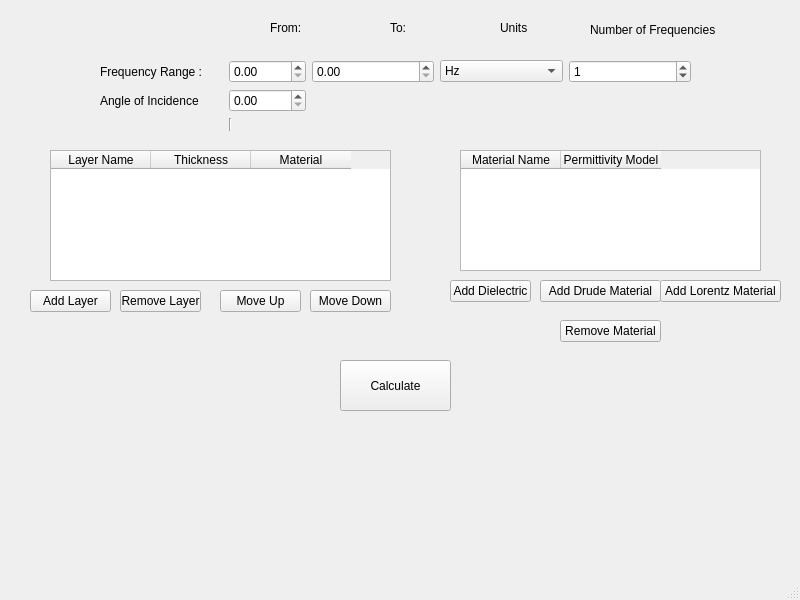
First picture: the form in mainwindow.ui, repository mahar/TransferMatrixGUI, before the edit.
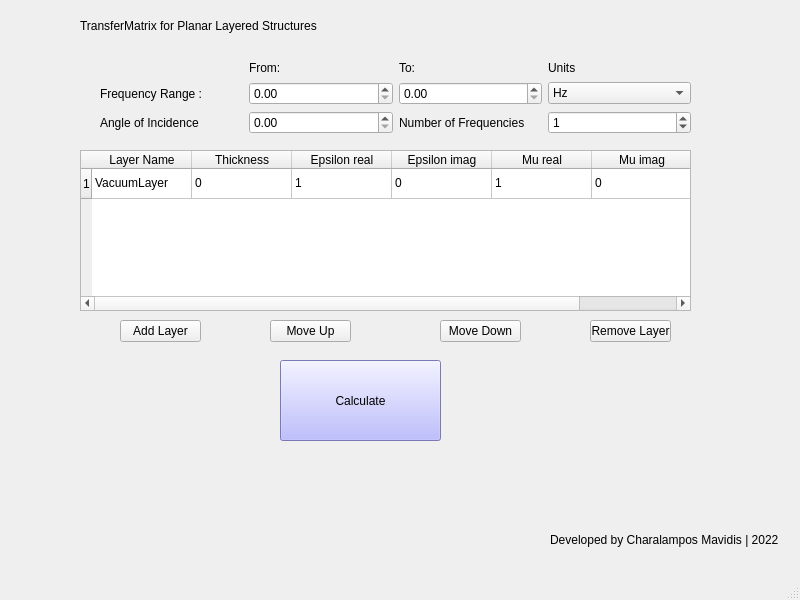
Second picture: the form after the edit.

What changed in the file:
```diff
--- a/mainwindow.ui
+++ b/mainwindow.ui
@@ -20,11 +20,31 @@
       <x>100</x>
       <y>60</y>
       <width>591</width>
-      <height>71</height>
+      <height>74</height>
      </rect>
     </property>
     <layout class="QGridLayout" name="gridLayout">
-     <item row="0" column="5">
+     <item row="2" column="4">
+      <widget class="QLabel" name="label">
+       <property name="text">
+        <string>Number of Frequencies</string>
+       </property>
+      </widget>
+     </item>
+     <item row="1" column="4">
+      <widget class="QDoubleSpinBox" name="FreqEnd">
+       <property name="maximum">
+        <double>99999999.989999994635582</double>
+       </property>
+       <property name="singleStep">
+        <double>0.010000000000000</double>
+       </property>
+       <property name="stepType">
+        <enum>QAbstractSpinBox::DefaultStepType</enum>
+       </property>
+      </widget>
+     </item>
+     <item row="1" column="5">
       <widget class="QComboBox" name="Units">
        <item>
         <property name="text">
@@ -48,7 +68,34 @@
        </item>
       </widget>
      </item>
-     <item row="0" column="6">
+     <item row="1" column="1">
+      <widget class="QLabel" name="FreqLabel">
+       <property name="text">
+        <string>Frequency Range :</string>
+       </property>
+      </widget>
+     </item>
+     <item row="2" column="3">
+      <widget class="QDoubleSpinBox" name="Angle">
+       <property name="decimals">
+        <number>2</number>
+       </property>
+       <property name="maximum">
+        <double>99999.990000000005239</double>
+       </property>
+       <property name="singleStep">
+        <double>0.100000000000000</double>
+       </property>
+      </widget>
+     </item>
+     <item row="2" column="1">
+      <widget class="QLabel" name="AngleLabel">
+       <property name="text">
+        <string>Angle of Incidence</string>
+       </property>
+      </widget>
+     </item>
+     <item row="2" column="5">
       <widget class="QSpinBox" name="FreqsNumber">
        <property name="maximum">
         <number>9999</number>
@@ -58,7 +105,7 @@
        </property>
       </widget>
      </item>
-     <item row="0" column="3">
+     <item row="1" column="3">
       <widget class="QDoubleSpinBox" name="FreqStart">
        <property name="decimals">
         <number>2</number>
@@ -71,116 +118,42 @@
        </property>
       </widget>
      </item>
-     <item row="1" column="1">
-      <widget class="QLabel" name="AngleLabel">
+     <item row="0" column="3">
+      <widget class="QLabel" name="label_3">
        <property name="text">
-        <string>Angle of Incidence</string>
+        <string>From:</string>
        </property>
       </widget>
      </item>
      <item row="0" column="4">
-      <widget class="QDoubleSpinBox" name="FreqEnd">
-       <property name="maximum">
-        <double>99999999.989999994635582</double>
-       </property>
-       <property name="singleStep">
-        <double>0.010000000000000</double>
-       </property>
-       <property name="stepType">
-        <enum>QAbstractSpinBox::DefaultStepType</enum>
-       </property>
-      </widget>
-     </item>
-     <item row="2" column="3">
-      <widget class="Line" name="line">
-       <property name="orientation">
-        <enum>Qt::Vertical</enum>
-       </property>
-      </widget>
-     </item>
-     <item row="0" column="1">
-      <widget class="QLabel" name="FreqLabel">
+      <widget class="QLabel" name="label_4">
        <property name="text">
-        <string>Frequency Range :</string>
+        <string>To:</string>
        </property>
       </widget>
      </item>
-     <item row="1" column="3">
-      <widget class="QDoubleSpinBox" name="Angle">
-       <property name="decimals">
-        <number>2</number>
-       </property>
-       <property name="maximum">
-        <double>99999.990000000005239</double>
-       </property>
-       <property name="singleStep">
-        <double>0.100000000000000</double>
+     <item row="0" column="5">
+      <widget class="QLabel" name="label_2">
+       <property name="text">
+        <string>Units</string>
        </property>
       </widget>
      </item>
     </layout>
    </widget>
-   <widget class="QLabel" name="label">
-    <property name="geometry">
-     <rect>
-      <x>590</x>
-      <y>20</y>
-      <width>141</width>
-      <height>20</height>
-     </rect>
-    </property>
-    <property name="text">
-     <string>Number of Frequencies</string>
-    </property>
-   </widget>
-   <widget class="QLabel" name="label_2">
-    <property name="geometry">
-     <rect>
-      <x>500</x>
-      <y>20</y>
-      <width>49</width>
-      <height>16</height>
-     </rect>
-    </property>
-    <property name="text">
-     <string>Units</string>
-    </property>
-   </widget>
-   <widget class="QLabel" name="label_3">
-    <property name="geometry">
-     <rect>
-      <x>270</x>
-      <y>20</y>
-      <width>49</width>
-      <height>16</height>
-     </rect>
-    </property>
-    <property name="text">
-     <string>From:</string>
-    </property>
-   </widget>
-   <widget class="QLabel" name="label_4">
-    <property name="geometry">
-     <rect>
-      <x>390</x>
-      <y>20</y>
-      <width>49</width>
-      <height>16</height>
-     </rect>
-    </property>
-    <property name="text">
-     <string>To:</string>
-    </property>
-   </widget>
    <widget class="QPushButton" name="calculateButton">
     <property name="geometry">
      <rect>
-      <x>340</x>
+      <x>280</x>
       <y>360</y>
-      <width>111</width>
-      <height>51</height>
+      <width>161</width>
+      <height>81</height>
      </rect>
     </property>
+    <property name="styleSheet">
+     <string notr="true">background: rgb(170, 170, 255);
+font: 900 12pt &quot;Segoe UI&quot;;</string>
+    </property>
     <property name="text">
      <string>Calculate</string>
     </property>
@@ -188,12 +161,17 @@
    <widget class="QTableWidget" name="layersTable">
     <property name="geometry">
      <rect>
-      <x>50</x>
+      <x>80</x>
       <y>150</y>
-      <width>341</width>
-      <height>131</height>
+      <width>611</width>
+      <height>161</height>
      </rect>
     </property>
+    <row>
+     <property name="text">
+      <string>1</string>
+     </property>
+    </row>
     <column>
      <property name="text">
       <string>Layer Name</string>
@@ -206,15 +184,60 @@
     </column>
     <column>
      <property name="text">
-      <string>Material</string>
+      <string>Epsilon real</string>
      </property>
     </column>
+    <column>
+     <property name="text">
+      <string>Epsilon imag</string>
+     </property>
+    </column>
+    <column>
+     <property name="text">
+      <string>Mu real</string>
+     </property>
+    </column>
+    <column>
+     <property name="text">
+      <string>Mu imag</string>
+     </property>
+    </column>
+    <item row="0" column="0">
+     <property name="text">
+      <string>VacuumLayer</string>
+     </property>
+    </item>
+    <item row="0" column="1">
+     <property name="text">
+      <string>0</string>
+     </property>
+    </item>
+    <item row="0" column="2">
+     <property name="text">
+      <string>1</string>
+     </property>
+    </item>
+    <item row="0" column="3">
+     <property name="text">
+      <string>0</string>
+     </property>
+    </item>
+    <item row="0" column="4">
+     <property name="text">
+      <string>1</string>
+     </property>
+    </item>
+    <item row="0" column="5">
+     <property name="text">
+      <string>0</string>
+     </property>
+    </item>
    </widget>
    <widget class="QToolButton" name="addLayerButton">
     <property name="geometry">
      <rect>
-      <x>30</x>
-      <y>290</y>
+      <x>120</x>
+      <y>320</y>
       <width>81</width>
       <height>22</height>
      </rect>
@@ -226,8 +249,8 @@
    <widget class="QToolButton" name="removeLayer">
     <property name="geometry">
      <rect>
-      <x>120</x>
-      <y>290</y>
+      <x>590</x>
+      <y>320</y>
       <width>81</width>
       <height>22</height>
      </rect>
@@ -239,8 +262,8 @@
    <widget class="QToolButton" name="toolButton_3">
     <property name="geometry">
      <rect>
-      <x>310</x>
-      <y>290</y>
+      <x>440</x>
+      <y>320</y>
       <width>81</width>
       <height>22</height>
      </rect>
@@ -252,8 +275,8 @@
    <widget class="QToolButton" name="toolButton_4">
     <property name="geometry">
      <rect>
-      <x>220</x>
-      <y>290</y>
+      <x>270</x>
+      <y>320</y>
       <width>81</width>
       <height>22</height>
      </rect>
@@ -262,76 +285,33 @@
      <string>Move Up</string>
     </property>
    </widget>
-   <widget class="QToolButton" name="addMaterialButton">
+   <widget class="QLabel" name="label_5">
     <property name="geometry">
      <rect>
-      <x>450</x>
-      <y>280</y>
-      <width>81</width>
-      <height>22</height>
+      <x>550</x>
+      <y>530</y>
+      <width>241</width>
+      <height>20</height>
      </rect>
     </property>
     <property name="text">
-     <string>Add Dielectric</string>
+     <string>Developed by Charalampos Mavidis | 2022</string>
     </property>
    </widget>
-   <widget class="QToolButton" name="removeMaterialButton">
+   <widget class="QLabel" name="label_6">
     <property name="geometry">
      <rect>
-      <x>560</x>
-      <y>320</y>
-      <width>101</width>
-      <height>22</height>
+      <x>80</x>
+      <y>0</y>
+      <width>671</width>
+      <height>51</height>
      </rect>
     </property>
-    <property name="text">
-     <string>Remove Material</string>
+    <property name="styleSheet">
+     <string notr="true">font: 900 22pt &quot;Segoe UI Black&quot;;</string>
     </property>
-   </widget>
-   <widget class="QTableWidget" name="MaterialsTable">
-    <property name="geometry">
-     <rect>
-      <x>460</x>
-      <y>150</y>
-      <width>301</width>
-      <height>121</height>
-     </rect>
-    </property>
-    <column>
-     <property name="text">
-      <string>Material Name</string>
-     </property>
-    </column>
-    <column>
-     <property name="text">
-      <string>Permittivity Model</string>
-     </property>
-    </column>
-   </widget>
-   <widget class="QToolButton" name="addDrudeButton">
-    <property name="geometry">
-     <rect>
-      <x>540</x>
-      <y>280</y>
-      <width>121</width>
-      <height>22</height>
-     </rect>
-    </property>
     <property name="text">
-     <string>Add Drude Material</string>
-    </property>
-   </widget>
-   <widget class="QToolButton" name="addLorentzButton">
-    <property name="geometry">
-     <rect>
-      <x>660</x>
-      <y>280</y>
-      <width>121</width>
-      <height>22</height>
-     </rect>
-    </property>
-    <property name="text">
-     <string>Add Lorentz Material</string>
+     <string>TransferMatrix for Planar Layered Structures</string>
     </property>
    </widget>
   </widget>
```
Left out of the diff: 2 changed lines with no effect on the pictures.
